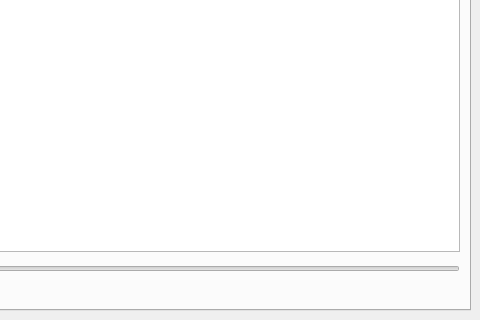
Before: the Qt Designer form view_image.ui in frankyeh/DSI-Studio, drawn with Qt 5; both pictures show x 160 to 640 and y 197 to 517 of the 640 by 517 pixel window.
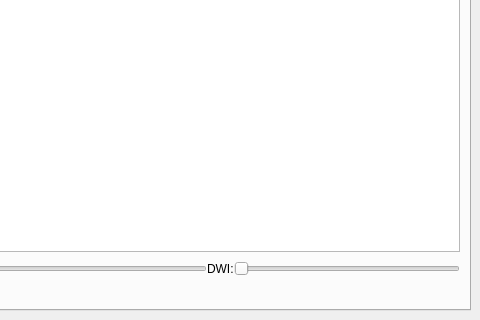
After: the same form once the commit is applied. Icons and pictures are not drawn. Custom widgets are drawn as their Qt base class.

The edit to the form file:
```diff
--- a/view_image.ui
+++ b/view_image.ui
@@ -236,6 +236,20 @@
             </property>
            </widget>
           </item>
+          <item>
+           <widget class="QLabel" name="dwi_label">
+            <property name="text">
+             <string>DWI:</string>
+            </property>
+           </widget>
+          </item>
+          <item>
+           <widget class="QSlider" name="dwi_volume">
+            <property name="orientation">
+             <enum>Qt::Horizontal</enum>
+            </property>
+           </widget>
+          </item>
          </layout>
         </item>
         <item>
```
